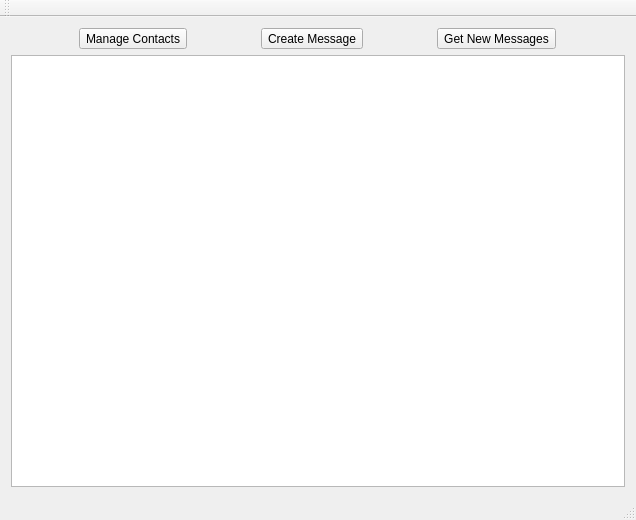
This is mainwindow.ui in localoptimum/warp2 as Qt 5 draws it before an edit. The edited form follows.
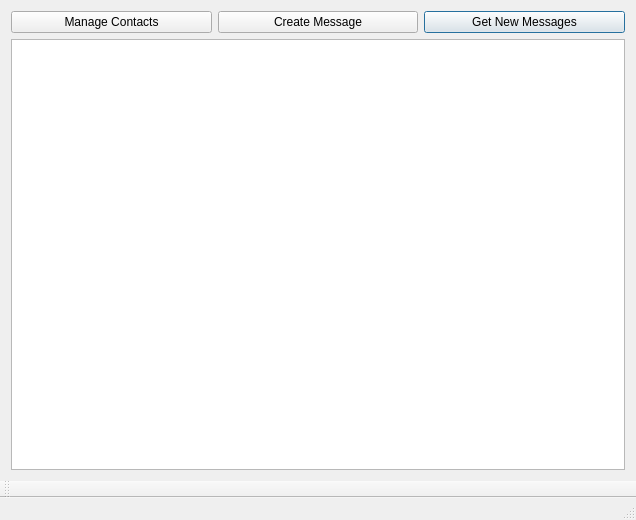
This is the edited form.

```diff
--- a/mainwindow.ui
+++ b/mainwindow.ui
@@ -18,24 +18,27 @@
     <item>
      <layout class="QHBoxLayout" name="horizontalButtonLayout">
       <item>
-       <widget class="QToolButton" name="mainContactsButton">
+       <widget class="QPushButton" name="mainContactsButton">
         <property name="text">
          <string>Manage Contacts</string>
         </property>
        </widget>
       </item>
       <item>
-       <widget class="QToolButton" name="mainCreateMessageButton">
+       <widget class="QPushButton" name="mainCreateMessageButton">
         <property name="text">
          <string>Create Message</string>
         </property>
        </widget>
       </item>
       <item>
-       <widget class="QToolButton" name="mainGetNewMessagesButton">
+       <widget class="QPushButton" name="mainGetNewMessagesButton">
         <property name="text">
          <string>Get New Messages</string>
         </property>
+        <property name="default">
+         <bool>true</bool>
+        </property>
        </widget>
       </item>
      </layout>
@@ -62,9 +65,13 @@
     </rect>
    </property>
   </widget>
-  <widget class="QToolBar" name="mainToolBar">
+  <widget class="QStatusBar" name="statusBar"/>
+  <widget class="QToolBar" name="toolBar">
+   <property name="windowTitle">
+    <string>toolBar</string>
+   </property>
    <attribute name="toolBarArea">
-    <enum>TopToolBarArea</enum>
+    <enum>BottomToolBarArea</enum>
    </attribute>
    <attribute name="toolBarBreak">
     <bool>false</bool>
```
Left out of the diff: 1 changed line with no effect on the pictures.
